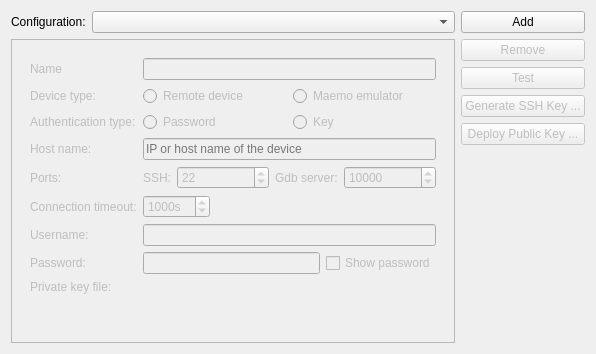
Above: src/plugins/qt4projectmanager/qt-maemo/maemosettingswidget.ui from qt-creator/qt-creator before the change. Below: the same form after it.
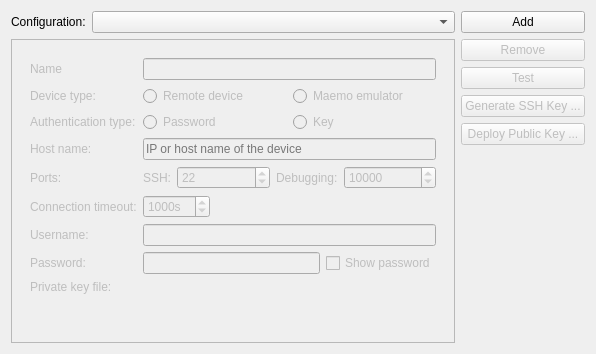
That is the form after the change. Custom widgets are drawn as their Qt base class.

```diff
--- a/src/plugins/qt4projectmanager/qt-maemo/maemosettingswidget.ui
+++ b/src/plugins/qt4projectmanager/qt-maemo/maemosettingswidget.ui
@@ -192,7 +192,7 @@
                 </sizepolicy>
                </property>
                <property name="text">
-                <string>Gdb server:</string>
+                <string>Debugging:</string>
                </property>
               </widget>
              </item>
```
Left out of the diff: 2 changed lines with no effect on the pictures.
